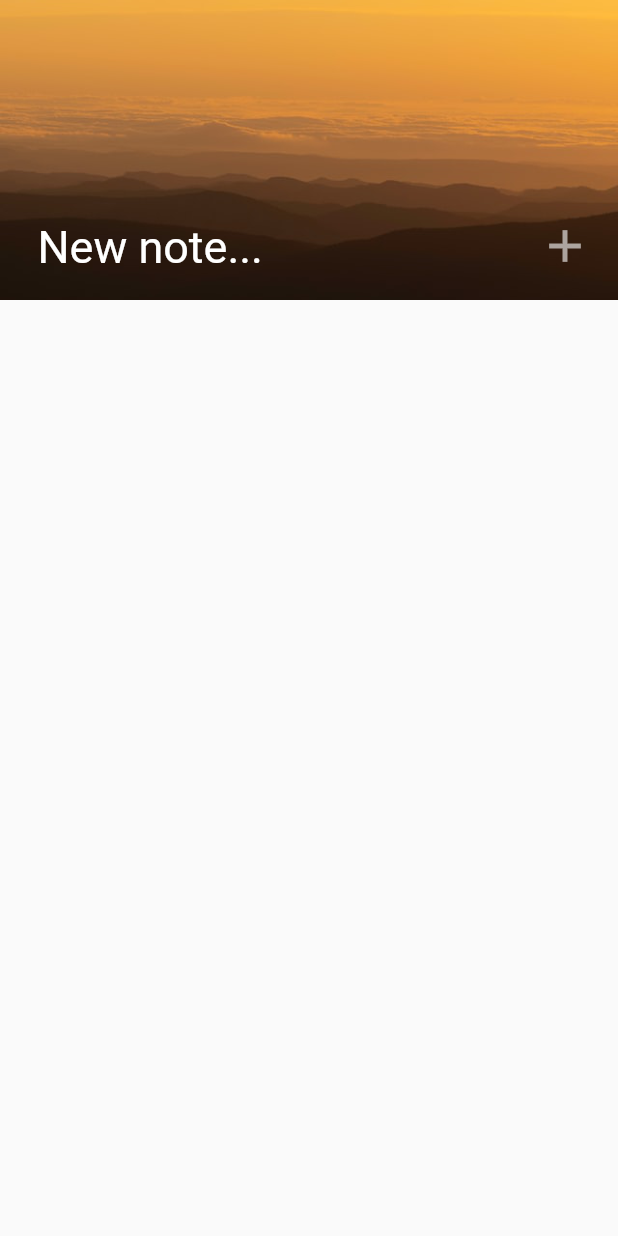
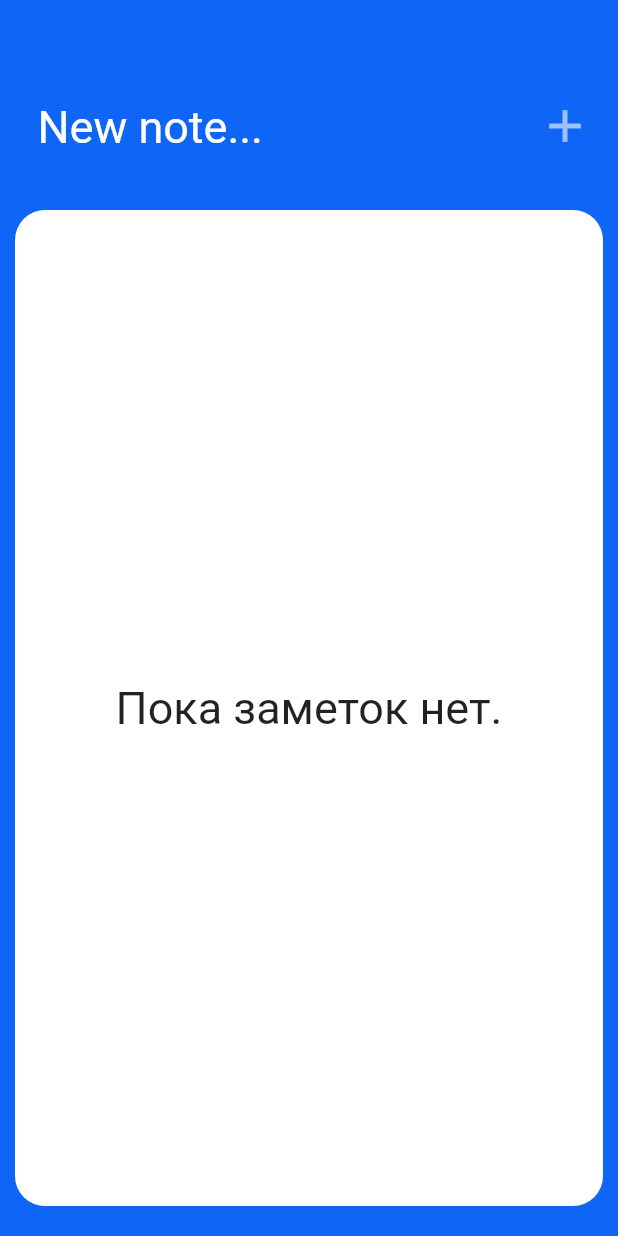
Before and after one commit to LamaMen/simple_notes, a Flutter app: the NotesPage screen opened directly, on a phone screen of 412 x 824 dp. Run offline on Flutter 3.47's test engine with Material 2 defaults, Android fonts, the phone set to English and light mode, and no system bars; our stand-ins replace simple_animations, sqflite, supercharged; accounts and stored records are empty; statements that could not run were skipped.

```diff
--- a/lib/pages/login.dart
+++ b/lib/pages/login.dart
@@ -67,7 +67,7 @@ class _LoginPageState extends State<LoginPage> {
               mainAxisAlignment: MainAxisAlignment.center,
               children: [
                 Text(
-                  "Login",
+                  "Sign In",
                   style: TextStyle(
                       fontSize: 50,
                       fontWeight: FontWeight.bold,
--- a/lib/pages/notesPage.dart
+++ b/lib/pages/notesPage.dart
@@ -2,6 +2,8 @@ import 'package:flutter/material.dart';
 import 'package:simple_notes/bloc/notesBloc.dart';
 import 'package:simple_notes/data/models/note.dart';
 import 'package:simple_notes/data/models/user.dart';
+
+import 'animations/fadeIn.dart';
 
 class NotesPage extends StatefulWidget {
   final User user;
@@ -47,61 +49,18 @@ class _NotesPageState extends State<NotesPage> {
     });
   }
 
-  body() {
-    return FutureBuilder(
-      future: notes,
-      builder: (context, snapshot) {
-        if (snapshot.hasData) {
-          return list(snapshot.data);
-        }
-        if (snapshot.data == null || snapshot.data.length == 0) {
-          return Center(
-              child: Text(
-            'Пока заметок нет.',
-            style: TextStyle(fontSize: 30),
-          ));
-        }
-        return Center(child: CircularProgressIndicator());
-      },
-    );
-  }
-
-  ListView list(List<Note> notes) {
-    return ListView.builder(
-      itemCount: notes.length,
-      itemBuilder: (context, index) => ListTile(
-        title: Text(
-          notes[index].note,
-          style: TextStyle(fontSize: 20),
-        ),
-        trailing: IconButton(
-          icon: Icon(Icons.delete),
-          onPressed: () {
-            _bloc.inputEventSink.add(Request(userId, notes[index], Event.deleteNote));
-            updateNotes();
-          },
-        ),
-      ),
-    );
-  }
-
-  @override
-  Widget build(BuildContext context) {
-    return Scaffold(
-      body: NestedScrollView(
-        headerSliverBuilder: (BuildContext context, bool boxIsScrolled) {
-          return [
-            SliverAppBar(
+  appBar({
+    bool boxIsScrolled,
+  }) {
+    return SliverAppBar(
       excludeHeaderSemantics: false,
-              expandedHeight: 200.0,
+      expandedHeight: 120.0,
       pinned: true,
       floating: true,
       forceElevated: boxIsScrolled,
+      backgroundColor: Theme.of(context).primaryColor,
+      elevation: 0,
       flexibleSpace: FlexibleSpaceBar(
-                background: Image.asset(
-                  "images/background.png",
-                  fit: BoxFit.cover,
-                ),
         titlePadding: EdgeInsets.only(bottom: 18, left: 25, right: 20),
         title: Row(
           children: [
@@ -138,7 +97,77 @@ class _NotesPageState extends State<NotesPage> {
           ],
         ),
       ),
-            )
+    );
+  }
+
+  body() {
+    return Container(
+      padding: EdgeInsets.all(10),
+      margin: EdgeInsets.symmetric(horizontal: 10, vertical: 20),
+      decoration: BoxDecoration(
+        color: Colors.white,
+        borderRadius: BorderRadius.all(Radius.circular(20)),
+      ),
+      child: Center(
+        child: FutureBuilder(
+          future: notes,
+          builder: (context, snapshot) {
+            if (snapshot.data == null || snapshot.data.length == 0)
+              return Center(
+                child: Text(
+                  'Пока заметок нет.',
+                  style: TextStyle(fontSize: 30),
+                ),
+              );
+
+            if (snapshot.hasData) return list(snapshot.data);
+
+            return Center(child: CircularProgressIndicator());
+          },
+        ),
+      ),
+    );
+  }
+
+  list(List<Note> notes) {
+    return ListView.builder(
+      padding: EdgeInsets.zero,
+      itemCount: notes.length,
+      itemBuilder: (context, index) => FadeIn(
+        child: Container(
+          margin: EdgeInsets.symmetric(vertical: 5),
+          decoration: BoxDecoration(
+            borderRadius: BorderRadius.all(Radius.circular(10)),
+            color: Theme.of(context).buttonColor,
+          ),
+          child: ListTile(
+            title: Text(
+              notes[index].note,
+              style: TextStyle(fontSize: 20, color: Colors.white),
+            ),
+            trailing: IconButton(
+              color: Colors.white,
+              icon: Icon(Icons.delete),
+              onPressed: () {
+                _bloc.inputEventSink
+                    .add(Request(userId, notes[index], Event.deleteNote));
+                updateNotes();
+              },
+            ),
+          ),
+        ),
+      ),
+    );
+  }
+
+  @override
+  Widget build(BuildContext context) {
+    return Scaffold(
+      backgroundColor: Theme.of(context).primaryColor,
+      body: NestedScrollView(
+        headerSliverBuilder: (BuildContext context, bool boxIsScrolled) {
+          return [
+            appBar(boxIsScrolled: boxIsScrolled),
           ];
         },
         body: body(),
--- a/lib/pages/registration.dart
+++ b/lib/pages/registration.dart
@@ -67,7 +67,9 @@ class _RegistrationPageState extends State<RegistrationPage> {
               mainAxisAlignment: MainAxisAlignment.center,
               children: [
                 Text(
-                  "Registration",
+                  "Sign Up",
+                  maxLines: 1,
+                  overflow: TextOverflow.visible,
                   style: TextStyle(
                       fontSize: 50,
                       fontWeight: FontWeight.bold,
--- a/pubspec.yaml
+++ b/pubspec.yaml
@@ -26,6 +26,7 @@ dependencies:
 
   sqflite: ^1.3.0
   path:
+  simple_animations: ^2.2.2
 
 
   # The following adds the Cupertino Icons font to your application.
```
Also changed, not shown: lib/pages/animations/fadeIn.dart (added, +31 -0 lines), pubspec.lock. Lines whose indentation alone changed are shown as unchanged.
